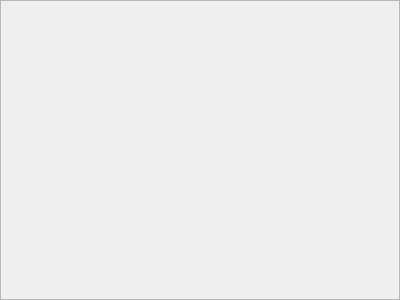
The window that src/ui/uiHomePage.ui (lev12/launcher) describes before a commit, drawn with Qt 5.
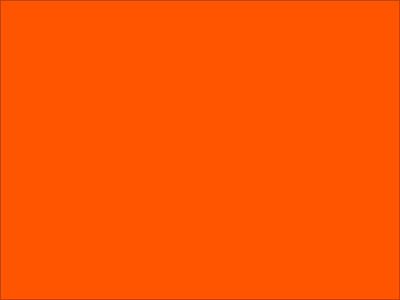
The same window after the commit.

Patch:
```diff
--- a/src/ui/uiHomePage.ui
+++ b/src/ui/uiHomePage.ui
@@ -13,6 +13,9 @@
   <property name="windowTitle">
    <string>Frame</string>
   </property>
+  <property name="styleSheet">
+   <string notr="true">background-color: rgb(255, 85, 0);</string>
+  </property>
   <layout class="QHBoxLayout" name="horizontalLayout">
    <property name="spacing">
     <number>0</number>
```
